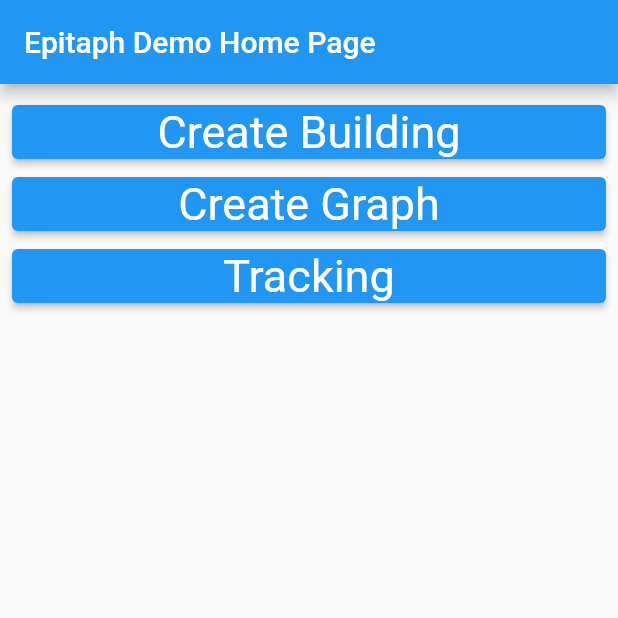
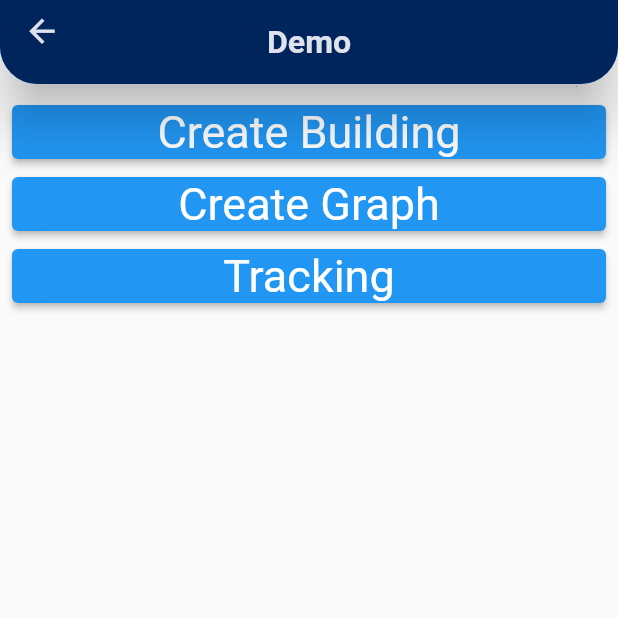
Before and after one commit to it-at-m/epitaph_ips, a Flutter app: the screen it shows after launch, on a phone screen of 412 x 824 dp, the top half of it. Run offline on Flutter 3.47's test engine with Material 2 defaults, Android fonts, the phone set to English and light mode, and no system bars; missing offline and left inert: data, ml_linalg.

Commit message:
Building form and view. Work in progress

```diff
--- a/example/lib/main.dart
+++ b/example/lib/main.dart
@@ -1,7 +1,10 @@
 import 'package:epitaph_ips/epitaph_graphs/graphs/graph.dart';
 import 'package:epitaph_ips/epitaph_ips/tracking/tracker.dart';
+import 'package:example/building_view.dart';
 import 'package:flutter/material.dart';
 import 'building_form.dart';
+import 'myWidgets.dart';
+
 
 void main() {
   runApp(const MyApp());
@@ -10,7 +13,6 @@ void main() {
 class MyApp extends StatelessWidget {
   const MyApp({Key? key}) : super(key: key);
 
-  // This widget is the root of your application.
   @override
   Widget build(BuildContext context) {
     return MaterialApp(
@@ -18,12 +20,10 @@ class MyApp extends StatelessWidget {
       theme: ThemeData(),
       initialRoute: '/',
       routes: {
-        // When navigating to the "/" route, build the FirstScreen widget.
         '/': (context) => const MyHomePage(title: 'Epitaph Demo Home Page'),
-        // When navigating to the "/second" route, build the SecondScreen widget.
         '/Create Building': (context) => const BuildingForm(),
         '/Create Graph': (context) => const BuildingForm(),
-        '/Tracking': (context) => const BuildingForm(),
+        '/Tracking': (context) => const BuildingForm()
       },
     );
   }
@@ -48,9 +48,7 @@ class _MyHomePageState extends State<MyHomePage> {
   @override
   Widget build(BuildContext context) {
     return Scaffold(
-      appBar: AppBar(
-        title: Text(widget.title),
-      ),
+      appBar: MyAppBar("Demo", context),
       body: ListView.builder(
           padding: const EdgeInsets.all(8),
           itemCount: _routes.length,
--- /dev/null
+++ b/example/lib/myWidgets.dart
@@ -0,0 +1,38 @@
+import 'package:flutter/material.dart';
+import 'ui_constants.dart';
+
+class MyAppBar extends AppBar {
+  MyAppBar(String text, BuildContext context)
+      : super(
+          elevation: 15.0,
+          shape: RoundedRectangleBorder(
+            borderRadius: BorderRadius.only(
+              bottomLeft: Radius.circular(25),
+              bottomRight: Radius.circular(25),
+            ),
+          ),
+          flexibleSpace: Container(
+            alignment: Alignment.center,
+            child: Text(
+              text,
+              style: TextStyleConstants.appBar(context),
+            ),
+            decoration: BoxDecoration(
+              borderRadius: BorderRadius.only(
+                bottomLeft: Radius.circular(25),
+                bottomRight: Radius.circular(25),
+              ),
+              color: ColorConstants.kvrBlue100,
+            ),
+          ),
+          leading: IconButton(
+            icon: Icon(
+              Icons.arrow_back,
+              color: ColorConstants.white,
+              size: 25,
+            ),
+            alignment: Alignment.topCenter,
+            onPressed: () => Navigator.of(context).pop(),
+          ),
+        );
+}
--- /dev/null
+++ b/example/lib/ui_constants.dart
@@ -0,0 +1,88 @@
+import 'package:flutter/material.dart';
+
+class ColorConstants {
+
+  static Color buttonGreen = Color.fromRGBO(141, 168, 8, 0.45);
+  static Color black = Colors.black;
+  static Color kvrBlue = Color(0xff172634);
+  static Color kvrBlue10 = Color(0xffdfe2ed);
+  static Color kvrBlue30 = Color(0xffA5ABC6);
+  static Color kvrBlue50 = Color(0xff8893b3);
+  static Color kvrBlue70 = Color(0xff405685);
+  static Color kvrBlue100 = Color(0xff00245c);
+  static Color white = Color(0xffdfe1ed);
+  static Color backgroundColor = Color(0xFFB7BED3);
+  static Color whiteNormal = Colors.white;
+  static Color white70 = Colors.white70;
+  static Color greyNormal = Colors.grey;
+  static Color lightBlue = Colors.lightBlue; //frosted_button.dart
+  static Color blueAccent = Colors.blueAccent;
+  static Color boxShadowBlue = Color.fromRGBO(
+      31, 38, 135, 0.19); //frosted_button.dart
+  static Color boxBorderWhite = Colors.white.withOpacity(0.18);
+  static Color whiteWithOpacity0 = Colors.white.withOpacity(0);
+  static Color boxShadowBlack = Colors.black.withOpacity(0.2);
+  static Color myPositionCircle = Color(0x808080).withOpacity(0.3);
+  static Color frostedBgColorGrey = Colors.grey.shade200.withOpacity(
+      0.45);
+  static Color boxBorderRed = Colors.red.shade600.withOpacity(0.45);
+  static Color transparent = Colors.transparent;
+}
+
+class TextStyleConstants {
+
+  static TextStyle buttonGreenText(context) {
+    return TextStyle(color: Colors.black,
+        fontSize: 0.052 * MediaQuery.of(context).size.width,
+        fontWeight: FontWeight.bold);
+  }
+
+  static TextStyle headerText(context) {
+    return TextStyle(color: Colors.black,
+        fontSize: 0.057 * MediaQuery.of(context).size.width,
+        fontWeight: FontWeight.bold);
+  }
+
+  static TextStyle headerTextNormal(context){
+    return TextStyle(fontSize: 0.057 * MediaQuery.of(context).size.width);
+  }
+
+  static TextStyle normalText(context) {
+    return TextStyle(color: Colors.black,
+        fontSize: 0.046 * MediaQuery.of(context).size.width,
+        fontWeight: FontWeight.normal);
+  }
+
+  static TextStyle normalTextBold(context) {
+    return TextStyle(color: Colors.black,
+        fontSize: 0.046 * MediaQuery.of(context).size.width,
+        fontWeight: FontWeight.bold);
+  }
+
+  static TextStyle appBar(context) {
+    return TextStyle(fontSize: 0.052 * MediaQuery.of(context).size.width,
+        fontWeight: FontWeight.bold,
+        color: Color(0xffdfe1ed));
+  }
+
+  static TextStyle buttonTextBold(context){
+    return TextStyle (fontSize: 0.057 * MediaQuery.of(context).size.width,
+        fontWeight: FontWeight.bold);
+  }
+
+  static TextStyle buttonText(context){
+    return TextStyle (fontSize: 0.057 * MediaQuery.of(context).size.width,
+        fontWeight: FontWeight.normal);
+  }
+
+  static TextStyle headerTextWithColor(context) {
+    return TextStyle (color: const Color(0xff172634),
+      fontSize: 0.057 * MediaQuery.of(context).size.width,
+      fontWeight: FontWeight.w500,);
+  }
+
+  static TextStyle hintText (context){
+    return TextStyle (fontSize: 0.057 * MediaQuery.of(context).size.width,
+        fontWeight: FontWeight.bold);
+  }
+}
--- a/lib/epitaph_ips/buildings/world_location.dart
+++ b/lib/epitaph_ips/buildings/world_location.dart
@@ -20,7 +20,7 @@ class WorldLocation {
   /// Returns a human readable name.
   String toFullName() {
     if (extra != null) {
-      return '$streetName $streetNumber$extra';
+      return '$streetName $streetNumber $extra';
     } else {
       return '$streetName $streetNumber';
     }
```
Also changed, not shown: example/lib/building_form.dart (+80 -19 lines), example/lib/building_view.dart (added, +150 -0 lines), example/lib/mock_building.dart (+22 -18 lines), 1 other file.
